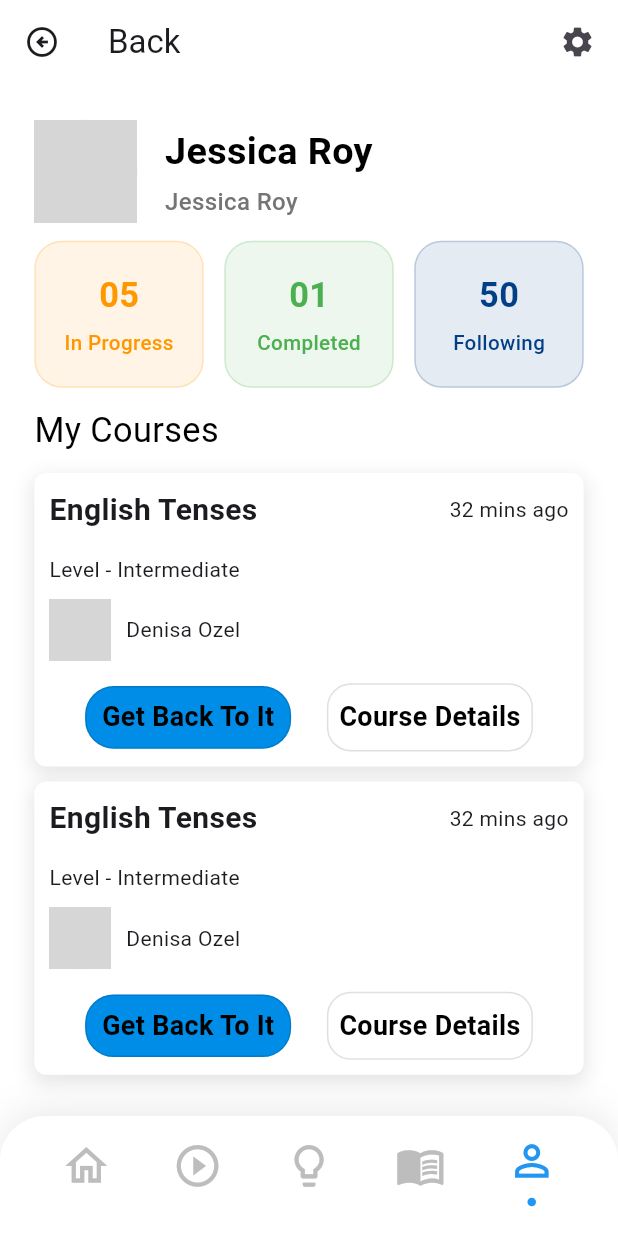
After one commit to shawonworks/flutter_interview_task, a Flutter app: the ProfileScreen screen opened by its route, on a phone screen of 412 x 824 dp. The commit adds this screen. Run offline on Flutter 3.47's test engine with Material 3 defaults, Android fonts, the phone set to English and light mode, and no system bars; our stand-ins replace flutter_screenutil, get; grey boxes are pictures that could not be loaded.

Commit message:
Profile Screen Done

```diff
--- a/lib/Core/AppRoute/app_route.dart
+++ b/lib/Core/AppRoute/app_route.dart
@@ -1,9 +1,10 @@
 import 'package:flutter_interview_task/View/Screen/AllScreen/all_screen.dart';
 import 'package:flutter_interview_task/View/Screen/CreatAccount/create_account.dart';
 import 'package:flutter_interview_task/View/Screen/HomeScreen/home_screen.dart';
+import 'package:flutter_interview_task/View/Screen/ProfileScreen/profile_screeen.dart';
 import 'package:flutter_interview_task/View/Screen/SearchScreen/search_screen.dart';
 import 'package:flutter_interview_task/View/Screen/ThinkingScreen/ThinkingScreenTwo/thinking_screen_two.dart';
-import 'package:flutter_interview_task/View/Screen/ThinkingScreen/thinking_screen.dart';
+import 'package:flutter_interview_task/View/Screen/ThinkingScreen/ThinkingScreenOne/thinking_screen.dart';
 import 'package:flutter_interview_task/View/Screen/VedioPlayScreen/reel_details_screen.dart';
 import 'package:get/get.dart';
 
@@ -18,6 +19,7 @@ class AppRoute {
   static const String reelDetailsScreen = "/reelDetailsScreen";
   static const String thinkingScreen = "/thinkingScreen";
   static const String thinkingScreenTwo = "/thinkingScreenTwo";
+  static const String profileScreen = "/profileScreen";
 
   static List<GetPage> routes = [
     GetPage(name: loginScreen, page: () => LogInPage()),
@@ -28,5 +30,6 @@ class AppRoute {
     GetPage(name: reelDetailsScreen, page: () => ReelDetailScreen()),
     GetPage(name: thinkingScreen, page: () => ThinkingScreen()),
     GetPage(name: thinkingScreenTwo, page: () => ThinkingScreenTwo()),
+    GetPage(name: profileScreen, page: () => ProfileScreen()),
   ];
 }
--- a/lib/View/Screen/AllScreen/all_screen.dart
+++ b/lib/View/Screen/AllScreen/all_screen.dart
@@ -1,7 +1,8 @@
 import 'package:flutter/material.dart';
 import 'package:flutter_interview_task/Utils/AppColors/app_colors.dart';
 import 'package:flutter_interview_task/View/Screen/HomeScreen/home_screen.dart';
-import 'package:flutter_interview_task/View/Screen/ThinkingScreen/thinking_screen.dart';
+import 'package:flutter_interview_task/View/Screen/ProfileScreen/profile_screeen.dart';
+import 'package:flutter_interview_task/View/Screen/ThinkingScreen/ThinkingScreenOne/thinking_screen.dart';
 import 'package:flutter_interview_task/View/Screen/VedioPlayScreen/reel_details_screen.dart';
 import 'package:flutter_interview_task/View/Widget/CustomBottomNavBar/custom_bottom_nav_bar.dart';
 
@@ -19,6 +20,7 @@ class _AllScreenState extends State<AllScreen> {
     HomeScreen(),
     ReelDetailScreen(),
     ThinkingScreen(),
+    ProfileScreen(),
   ];
   @override
   Widget build(BuildContext context) {
--- /dev/null
+++ b/lib/View/Screen/ProfileScreen/profile_screeen.dart
@@ -0,0 +1,258 @@
+import 'package:flutter/material.dart';
+import 'package:flutter_interview_task/Utils/AppColors/app_colors.dart';
+import 'package:flutter_interview_task/Utils/AppImg/app_img.dart';
+import 'package:flutter_interview_task/Utils/StaticString/static_string.dart';
+import 'package:flutter_interview_task/View/Widget/CustomBottomNavBar/custom_bottom_nav_bar.dart';
+import 'package:flutter_interview_task/View/Widget/CustomNavBotton/custom_nav_botton.dart';
+import 'package:flutter_interview_task/View/Widget/CustomRoleTabBar/custom_role_tab_bar.dart';
+import 'package:flutter_screenutil/flutter_screenutil.dart';
+
+class ProfileScreen extends StatefulWidget {
+  const ProfileScreen({super.key});
+
+  @override
+  State<ProfileScreen> createState() => _ProfileScreenState();
+}
+
+class _ProfileScreenState extends State<ProfileScreen> {
+  int currentIndex = 4;
+
+  @override
+  Widget build(BuildContext context) {
+    return Scaffold(
+      backgroundColor: AppColor.white900,
+      appBar: AppBar(
+        title: Text(AppString.back),
+        leading: Icon(Icons.arrow_circle_left_outlined),
+        actions: [
+          Padding(
+            padding: const EdgeInsets.only(right: 15),
+            child: Icon(Icons.settings),
+          ),
+        ],
+        backgroundColor: AppColor.white900,
+      ),
+      body: SingleChildScrollView(
+        padding: EdgeInsets.symmetric(horizontal: 20.w, vertical: 20.h),
+        child: Column(
+          crossAxisAlignment: CrossAxisAlignment.start,
+          children: [
+            //=-=-=-=-==-=-=-=--=Profile Header=--=-=-=-=-=-=//
+            Row(
+              crossAxisAlignment: CrossAxisAlignment.center,
+              children: [
+                //=-=-=-=-=-==-=-==-Profile Picture=-=-=-=-=-=-=--=-//
+                CircleAvatar(
+                  radius: 30.r,
+                  backgroundImage: AssetImage(AppImage.profileImg),
+                ),
+                SizedBox(width: 16.w),
+
+                //=-=-=-=-=-=-=-=-=-Profile Info=-=-=-=-=-=-=-//
+                Expanded(
+                  child: Column(
+                    crossAxisAlignment: CrossAxisAlignment.start,
+                    children: [
+                      Text(
+                        AppString.jessicaRoy,
+                        style: TextStyle(
+                          fontSize: 22.sp,
+                          fontWeight: FontWeight.bold,
+                          color: Colors.black,
+                        ),
+                      ),
+                      SizedBox(height: 4.h),
+                      Text(
+                        AppString.jessicaRoy,
+                        style: TextStyle(
+                          fontSize: 14.sp,
+                          color: Colors.grey.shade600,
+                          fontWeight: FontWeight.w500,
+                        ),
+                      ),
+                    ],
+                  ),
+                ),
+              ],
+            ),
+            SizedBox(height: 10.h),
+            Row(
+              children: [
+                Expanded(
+                  child: _buildProgressCard("05", "In Progress", Colors.orange),
+                ),
+                SizedBox(width: 12.w),
+                Expanded(
+                  child: _buildProgressCard("01", "Completed", Colors.green),
+                ),
+                SizedBox(width: 12.w),
+                Expanded(
+                  child: _buildProgressCard(
+                    "50",
+                    "Following",
+                    AppColor.blue900,
+                  ),
+                ),
+              ],
+            ),
+            SizedBox(height: 10.h),
+
+            //=-=-=-=-=-=-=-=-=-=-=My Courses Section=-=-=-=-=-=-=-==-//
+            Text(
+              AppString.myCourses,
+              style: TextStyle(fontSize: 20.sp, color: Colors.black),
+            ),
+            SizedBox(height: 10.h),
+
+            // Course Container (Fixed)
+            Container(
+              decoration: BoxDecoration(
+                color: Colors.white,
+                borderRadius: BorderRadius.circular(8),
+                boxShadow: [
+                  BoxShadow(
+                    color: Colors.black.withOpacity(0.1),
+                    spreadRadius: 1,
+                    blurRadius: 10,
+                    offset: const Offset(0, 4),
+                  ),
+                ],
+              ),
+
+              child: Padding(
+                padding: const EdgeInsets.all(10.0),
+                child: Column(
+                  crossAxisAlignment: CrossAxisAlignment.start,
+                  children: [
+                    Row(
+                      children: [
+                        Text(
+                          AppString.englishTenses,
+                          style: TextStyle(
+                            fontSize: 20,
+                            fontWeight: FontWeight.bold,
+                          ),
+                        ),
+                        Spacer(),
+                        Text(AppString.minsAgo32),
+                      ],
+                    ),
+                    SizedBox(height: 15),
+                    Text(AppString.levelIntermediate),
+                    SizedBox(height: 10),
+                    Row(
+                      children: [
+                        CircleAvatar(
+                          radius: 18.r,
+                          backgroundImage: AssetImage(AppImage.profileImgTwo),
+                        ),
+                        SizedBox(width: 10),
+                        Text(AppString.denisaOzel),
+                      ],
+                    ),
+                    SizedBox(height: 15),
+                    CustomButtonTwo(),
+                  ],
+                ),
+              ),
+            ),
+            SizedBox(height: 10,),
+            Container(
+              decoration: BoxDecoration(
+                color: Colors.white,
+                borderRadius: BorderRadius.circular(8),
+                boxShadow: [
+                  BoxShadow(
+                    color: Colors.black.withOpacity(0.1),
+                    spreadRadius: 1,
+                    blurRadius: 10,
+                    offset: const Offset(0, 4),
+                  ),
+                ],
+              ),
+
+              child: Padding(
+                padding: const EdgeInsets.all(10.0),
+                child: Column(
+                  crossAxisAlignment: CrossAxisAlignment.start,
+                  children: [
+                    Row(
+                      children: [
+                        Text(
+                          AppString.englishTenses,
+                          style: TextStyle(
+                            fontSize: 20,
+                            fontWeight: FontWeight.bold,
+                          ),
+                        ),
+                        Spacer(),
+                        Text(AppString.minsAgo32),
+                      ],
+                    ),
+                    SizedBox(height: 15),
+                    Text(AppString.levelIntermediate),
+                    SizedBox(height: 10),
+                    Row(
+                      children: [
+                        CircleAvatar(
+                          radius: 18.r,
+                          backgroundImage: AssetImage(AppImage.profileImgTwo),
+                        ),
+                        SizedBox(width: 10),
+                        Text(AppString.denisaOzel),
+                      ],
+                    ),
+                    SizedBox(height: 15),
+                    CustomButtonTwo(),
+                  ],
+                ),
+              ),
+            ),
+          ],
+        ),
+      ),
+      bottomNavigationBar: CustomBoomNavBar(
+        currentIndex: currentIndex,
+        onTap: (index) {
+          setState(() {
+            currentIndex = index;
+          });
+          print("Bottom Nav Tapped: $index");
+        },
+      ),
+    );
+  }
+
+  // Progress Card Widget
+  Widget _buildProgressCard(String count, String label, Color color) {
+    return Container(
+      padding: EdgeInsets.symmetric(vertical: 16.h, horizontal: 12.w),
+      decoration: BoxDecoration(
+        color: color.withOpacity(0.1),
+        borderRadius: BorderRadius.circular(16.r),
+        border: Border.all(color: color.withOpacity(0.2)),
+      ),
+      child: Column(
+        children: [
+          Text(
+            count,
+            style: TextStyle(
+              fontSize: 20.sp,
+              fontWeight: FontWeight.bold,
+              color: color,
+            ),
+          ),
+          SizedBox(height: 4.h),
+          Text(
+            label,
+            style: TextStyle(
+              fontSize: 12.sp,
+              color: color,
+              fontWeight: FontWeight.w500,
+            ),
+          ),
+        ],
+      ),
+    );
+  }
+}
--- a/lib/View/Screen/ThinkingScreen/ThinkingScreenTwo/thinking_screen_two.dart
+++ b/lib/View/Screen/ThinkingScreen/ThinkingScreenTwo/thinking_screen_two.dart
@@ -1,7 +1,10 @@
 import 'package:flutter/material.dart';
+import 'package:flutter_interview_task/Core/AppRoute/app_route.dart';
 import 'package:flutter_interview_task/View/Widget/CustomBotton/custom_botton.dart';
 import 'package:flutter_interview_task/View/Widget/CustomTextFeild/custom_text_feild.dart';
 import 'package:flutter_screenutil/flutter_screenutil.dart';
+import 'package:get/get.dart';
+import 'package:get/get_core/src/get_main.dart';
 
 import '../../../../Utils/AppColors/app_colors.dart';
 import '../../../../Utils/StaticString/static_string.dart';
@@ -115,7 +118,9 @@ class _ThinkingScreenTwoState extends State<ThinkingScreenTwo> {
               ),
             ),
             SizedBox(height: 20,),
-            CustomButton(text: AppString.continueText, color: AppColor.blue900,)
+            CustomButton(text: AppString.continueText, color: AppColor.blue900,onTap: (){
+              Get.toNamed(AppRoute.profileScreen);
+            },)
           ],
         ),
       ),
--- a/lib/View/Widget/CustomBottomNavBar/custom_bottom_nav_bar.dart
+++ b/lib/View/Widget/CustomBottomNavBar/custom_bottom_nav_bar.dart
@@ -40,7 +40,7 @@ class _CustomBoomNavBarState extends State<CustomBoomNavBar> {
               _buildNavItem(Icons.home_outlined, 0),
               _buildNavItem(Icons.play_circle_outline, 1),
               _buildNavItem(Icons.lightbulb_outline, 2),
-              _buildNavItem(Icons.menu_book_outlined, 3),
+              _buildNavItem(Icons.menu_book_outlined,3),
               _buildNavItem(Icons.person_outline, 4),
             ],
           ),
--- a/lib/View/Widget/CustomNavBotton/custom_nav_botton.dart
+++ b/lib/View/Widget/CustomNavBotton/custom_nav_botton.dart
@@ -1,4 +1,5 @@
 import 'package:flutter/material.dart';
+import 'package:flutter_interview_task/Utils/AppColors/app_colors.dart';
 import 'package:flutter_interview_task/Utils/StaticString/static_string.dart';
 import 'package:flutter_screenutil/flutter_screenutil.dart';
 
@@ -30,17 +31,17 @@ class _CustomButtonTwoState extends State<CustomButtonTwo> {
             },
             child: Container(
               alignment: Alignment.center,
-              height: 38.h,
-              width: 150.w,
+              height: 35.h,
+              width: 120.w,
               decoration: BoxDecoration(
-                color: isLoginTapped ? Colors.green : Colors.white,
+                color: isLoginTapped ? AppColor.blue700 : AppColor.white900,
                 borderRadius: BorderRadius.circular(16.h),
                 border: Border.all(color: Colors.black12),
               ),
               child: Text(
                 AppString.getBackToIt,
                 style: TextStyle(
-                  fontSize: 20.h,
+                  fontSize: 15.h,
                   fontWeight: FontWeight.bold,
                   color: Colors.black,
                 ),
@@ -57,17 +58,17 @@ class _CustomButtonTwoState extends State<CustomButtonTwo> {
             },
             child: Container(
               alignment: Alignment.center,
-              height: 38,
-              width: 150,
+              height: 38.h,
+              width: 120.w,
               decoration: BoxDecoration(
-                color: isLoginTapped ? Colors.white : Colors.green,
+                color: isLoginTapped ? AppColor.white900 : AppColor.blue700,
                 borderRadius: BorderRadius.circular(16),
                 border: Border.all(color: Colors.black12),
               ),
-              child: const Text(
+              child: Text(
                 AppString.courseDetails,
                 style: TextStyle(
-                  fontSize: 20,
+                  fontSize: 15.h,
                   fontWeight: FontWeight.bold,
                   color: Colors.black,
                 ),
```
Also changed, not shown: lib/View/Screen/BookScreen/book_screen.dart (added), lib/View/Screen/ThinkingScreen/ThinkingScreenOne/thinking_screen.dart (renamed from lib/View/Screen/ThinkingScreen/thinking_screen.dart).
